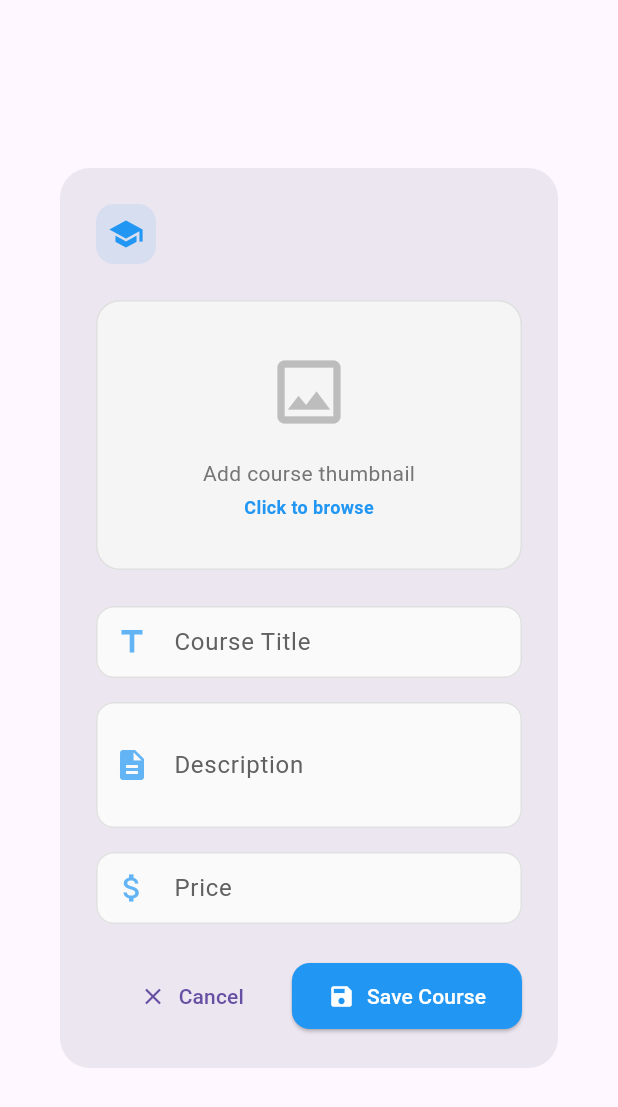
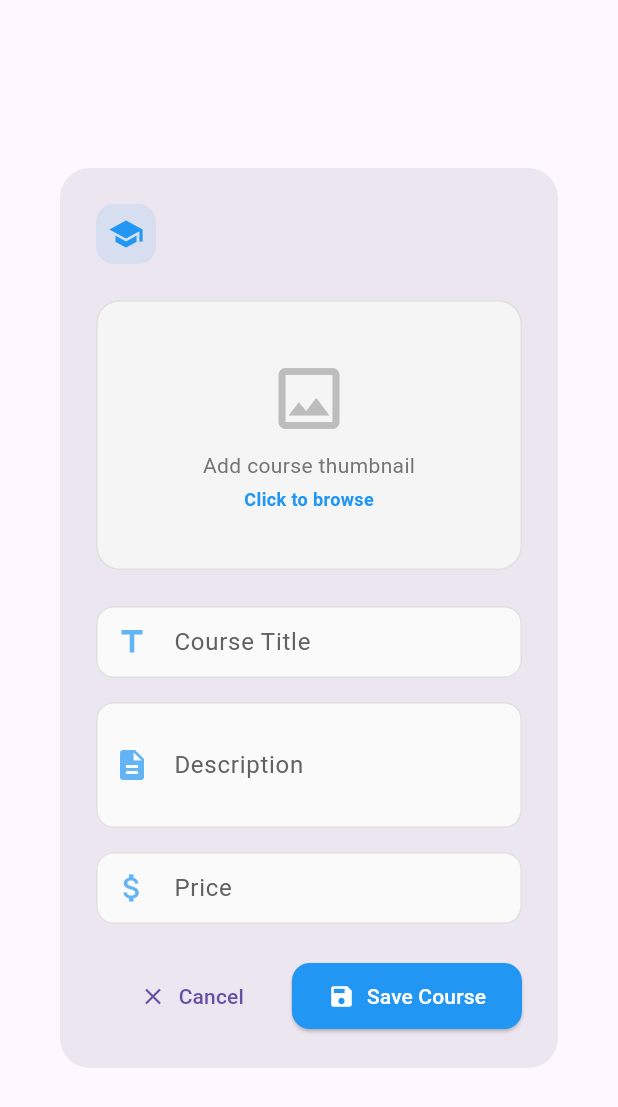
Before and after one commit to flappyBirdBol-anon/code-bolanon-mobile, a Flutter app: the CourseDialog widget shown alone on an empty page, opened directly with empty values, on a phone screen of 412 x 824 dp. Shown: the top 1107 px of the screen. Run offline on Flutter 3.47's test engine with Material 3 defaults, Android fonts, the phone set to English and light mode, and no system bars; our stand-ins replace animate_do, carousel_slider, dio, flutter_cache_manager, flutter_secure_storage, flutter_svg and 10 more; accounts and stored records are empty; network calls fail.

Commit message:
refactored imageformfields, updated the add courses and edit profile modal views

```diff
--- a/lib/ui/common/widgets/course_dialog.dart
+++ b/lib/ui/common/widgets/course_dialog.dart
@@ -1,5 +1,4 @@
-import 'dart:io';
-
+import 'package:code_bolanon/ui/common/widgets/custom_image_field.dart';
 import 'package:flutter/material.dart';
 import 'package:image_picker/image_picker.dart';
 
@@ -203,97 +202,14 @@ class _CourseDialogState extends State<CourseDialog>
   }
 
   Widget _buildImageSection() {
-    return GestureDetector(
-      onTap: _pickImage,
-      child: Container(
-        height: 180,
-        width: double.infinity,
-        decoration: BoxDecoration(
-          color: Colors.grey[100],
-          borderRadius: BorderRadius.circular(16),
-          border: Border.all(color: Colors.grey[300]!),
-        ),
-        child: selectedImage != null
-            ? ClipRRect(
-                borderRadius: BorderRadius.circular(15),
-                child: Stack(
-                  children: [
-                    Positioned.fill(
-                      child: Image.file(
-                        File(selectedImage!.path),
-                        fit: BoxFit.cover,
-                      ),
-                    ),
-                    Positioned(
-                      bottom: 0,
-                      left: 0,
-                      right: 0,
-                      child: Container(
-                        padding: const EdgeInsets.symmetric(
-                            vertical: 8, horizontal: 12),
-                        decoration: BoxDecoration(
-                          gradient: LinearGradient(
-                            begin: Alignment.bottomCenter,
-                            end: Alignment.topCenter,
-                            colors: [
-                              Colors.black.withOpacity(0.7),
-                              Colors.transparent
-                            ],
-                          ),
-                        ),
-                        child: Row(
-                          mainAxisAlignment: MainAxisAlignment.spaceBetween,
-                          children: [
-                            Expanded(
-                              child: Text(
-                                selectedImage!.name,
-                                style: const TextStyle(
-                                    color: Colors.white, fontSize: 12),
-                                overflow: TextOverflow.ellipsis,
-                              ),
-                            ),
-                            IconButton(
-                              icon: const Icon(Icons.edit,
-                                  color: Colors.white, size: 18),
-                              onPressed: _pickImage,
-                              padding: EdgeInsets.zero,
-                              constraints: const BoxConstraints(),
-                            ),
-                          ],
-                        ),
-                      ),
-                    )
-                  ],
-                ),
-              )
-            : Column(
-                mainAxisAlignment: MainAxisAlignment.center,
-                children: [
-                  Icon(
-                    Icons.image_outlined,
-                    size: 56,
-                    color: Colors.grey[400],
-                  ),
-                  const SizedBox(height: 16),
-                  Text(
-                    'Add course thumbnail',
-                    style: TextStyle(
-                      color: Colors.grey[600],
-                      fontSize: 14,
-                    ),
-                  ),
-                  const SizedBox(height: 4),
-                  const Text(
-                    'Click to browse',
-                    style: TextStyle(
-                      color: AppColors.primary,
-                      fontSize: 12,
-                      fontWeight: FontWeight.bold,
-                    ),
-                  ),
-                ],
-              ),
-      ),
+    return CustomImageField(
+      selectedImage: selectedImage,
+      onImageSelected: (image) {
+        setState(() {
+          selectedImage = image;
+        });
+      },
+      placeholder: 'Add course thumbnail',
     );
   }
 
--- /dev/null
+++ b/lib/ui/common/widgets/custom_image_field.dart
@@ -0,0 +1,216 @@
+import 'dart:io';
+
+import 'package:flutter/material.dart';
+import 'package:image_picker/image_picker.dart';
+
+import '../app_colors.dart';
+
+class CustomImageField extends StatelessWidget {
+  final XFile? selectedImage;
+  final Function(XFile?) onImageSelected;
+  final double height;
+  final double width;
+  final String? imageUrl;
+  final String placeholder;
+  final bool isCircular;
+  final Widget? overlayIcon;
+
+  const CustomImageField({
+    Key? key,
+    this.selectedImage,
+    required this.onImageSelected,
+    this.height = 180,
+    this.width = double.infinity,
+    this.imageUrl,
+    this.placeholder = 'Add Image',
+    this.isCircular = false,
+    this.overlayIcon,
+  }) : super(key: key);
+
+  Future<void> _pickImage() async {
+    final ImagePicker picker = ImagePicker();
+    final XFile? image = await picker.pickImage(
+      source: ImageSource.gallery,
+      imageQuality: 85,
+      maxWidth: 1200,
+    );
+    if (image != null) {
+      onImageSelected(image);
+    }
+  }
+
+  @override
+  Widget build(BuildContext context) {
+    return GestureDetector(
+      onTap: _pickImage,
+      child: Container(
+        height: height,
+        width: width,
+        decoration: BoxDecoration(
+          color: Colors.grey[100],
+          borderRadius: BorderRadius.circular(isCircular ? height / 2 : 16),
+          border: Border.all(color: Colors.grey[300]!),
+        ),
+        clipBehavior: Clip.antiAlias, // Add this to ensure proper clipping
+        child: _buildImageContent(),
+      ),
+    );
+  }
+
+  Widget _buildImageContent() {
+    if (selectedImage != null) {
+      return _buildSelectedImage();
+    } else if (imageUrl != null && imageUrl!.isNotEmpty) {
+      return _buildNetworkImage();
+    }
+    return _buildPlaceholder();
+  }
+
+  Widget _buildSelectedImage() {
+    return Stack(
+      fit: StackFit.expand,
+      children: [
+        Image.file(
+          File(selectedImage!.path),
+          fit: BoxFit.cover,
+        ),
+        _buildGradientOverlay(),
+        _buildEditIcon(),
+      ],
+    );
+  }
+
+  Widget _buildNetworkImage() {
+    return Stack(
+      fit: StackFit.expand,
+      children: [
+        Image.network(
+          imageUrl!,
+          fit: BoxFit.cover,
+          errorBuilder: (context, error, stackTrace) => _buildPlaceholder(),
+        ),
+        _buildGradientOverlay(),
+        _buildEditIcon(),
+      ],
+    );
+  }
+
+  Widget _buildPlaceholder() {
+    return Container(
+      padding: const EdgeInsets.symmetric(vertical: 8),
+      child: Column(
+        mainAxisSize: MainAxisSize.min,
+        mainAxisAlignment: MainAxisAlignment.center,
+        children: [
+          if (isCircular)
+            Icon(
+              Icons.person,
+              size: height * 0.5,
+              color: Colors.grey[400],
+            )
+          else
+            Icon(
+              Icons.image_outlined,
+              size: height * 0.3,
+              color: Colors.grey[400],
+            ),
+          if (!isCircular) ...[
+            const SizedBox(height: 8),
+            Text(
+              placeholder,
+              style: TextStyle(
+                color: Colors.grey[600],
+                fontSize: 14,
+              ),
+            ),
+            const SizedBox(height: 4),
+            const Text(
+              'Click to browse',
+              style: TextStyle(
+                color: AppColors.primary,
+                fontSize: 12,
+                fontWeight: FontWeight.bold,
+              ),
+            ),
+          ],
+        ],
+      ),
+    );
+  }
+
+  Widget _buildGradientOverlay() {
+    return Container(
+      decoration: BoxDecoration(
+        gradient: LinearGradient(
+          begin: Alignment.bottomCenter,
+          end: Alignment.topCenter,
+          colors: [
+            Colors.black.withOpacity(0.6),
+            Colors.transparent,
+          ],
+          stops: const [0.0, 0.5],
+        ),
+      ),
+    );
+  }
+
+  Widget _buildEditIcon() {
+    return Positioned(
+      bottom: 8,
+      right: 8,
+      child: overlayIcon ??
+          Container(
+            padding: const EdgeInsets.all(4),
+            decoration: BoxDecoration(
+              color: Colors.black.withOpacity(0.5),
+              shape: BoxShape.circle,
+            ),
+            child: const Icon(
+              Icons.edit,
+              color: Colors.white,
+              size: 18,
+            ),
+          ),
+    );
+  }
+
+  Widget _buildOverlay() {
+    return Positioned(
+      bottom: 0,
+      left: 0,
+      right: 0,
+      child: Container(
+        padding: const EdgeInsets.symmetric(vertical: 8, horizontal: 12),
+        decoration: BoxDecoration(
+          gradient: LinearGradient(
+            begin: Alignment.bottomCenter,
+            end: Alignment.topCenter,
+            colors: [Colors.black.withOpacity(0.7), Colors.transparent],
+          ),
+        ),
+        child: Row(
+          mainAxisAlignment: MainAxisAlignment.spaceBetween,
+          children: [
+            if (selectedImage != null)
+              Expanded(
+                child: Text(
+                  selectedImage!.name,
+                  style: const TextStyle(color: Colors.white, fontSize: 12),
+                  overflow: TextOverflow.ellipsis,
+                ),
+              ),
+            if (overlayIcon != null)
+              overlayIcon!
+            else
+              IconButton(
+                icon: const Icon(Icons.edit, color: Colors.white, size: 18),
+                onPressed: _pickImage,
+                padding: EdgeInsets.zero,
+                constraints: const BoxConstraints(),
+              ),
+          ],
+        ),
+      ),
+    );
+  }
+}
```
Also changed, not shown: lib/ui/common/widgets/edit_profile_modal.dart (+29 -19 lines), lib/ui/views/profile/profile_viewmodel.dart (+36 -0 lines).
